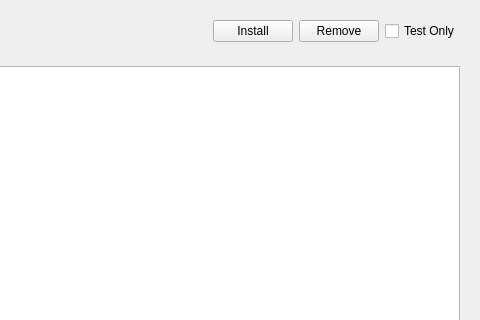
This is resources/widget/tools/Widget/Widget.ui in Kentrosaurus/MayaPy as Qt 5 draws it before an edit; both pictures show x 128 to 608 and y 0 to 320 of the 608 by 422 pixel window. The edited form follows.
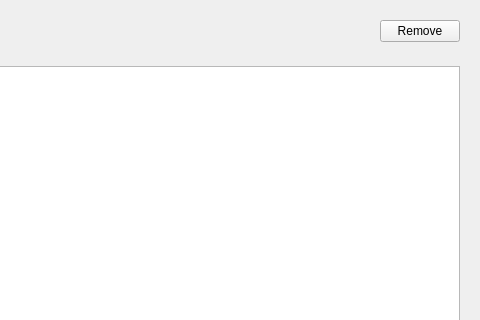
This is the edited form.

Commit message: more layout of basic structure

Patch:
```diff
--- a/resources/widget/tools/Widget/Widget.ui
+++ b/resources/widget/tools/Widget/Widget.ui
@@ -30,13 +30,6 @@
         </property>
        </spacer>
       </item>
-      <item>
-       <widget class="QPushButton" name="runBtn">
-        <property name="text">
-         <string>Install</string>
-        </property>
-       </widget>
-      </item>
       <item>
        <widget class="QPushButton" name="removeBtn">
         <property name="text">
@@ -44,13 +37,6 @@
         </property>
        </widget>
       </item>
-      <item>
-       <widget class="QCheckBox" name="testChk">
-        <property name="text">
-         <string>Test Only</string>
-        </property>
-       </widget>
-      </item>
      </layout>
     </widget>
    </item>
```
The commit also changes 1 other file.
